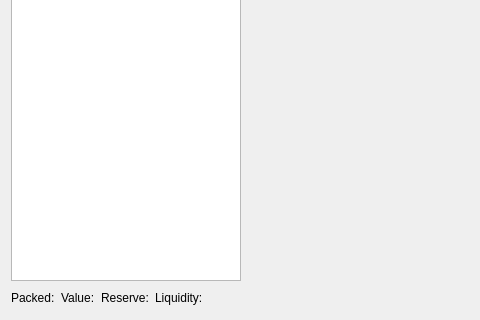
This is src/qt/forms/fractionsdialog.ui in bitbaymarket/bitbay-core as Qt 5 draws it before an edit; both pictures show x 0 to 480 and y 107 to 427 of the 1238 by 427 pixel window. The edited form follows.
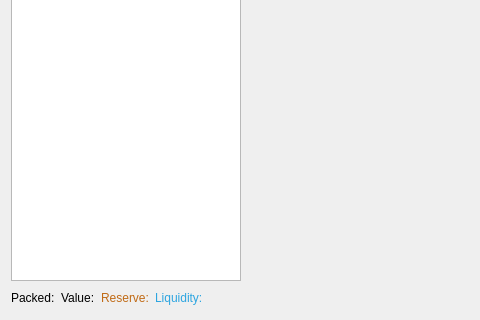
This is the edited form.

Commit message: Improve fractions dialog L&F

Diff of the .ui file:
```diff
--- a/src/qt/forms/fractionsdialog.ui
+++ b/src/qt/forms/fractionsdialog.ui
@@ -104,6 +104,43 @@
    </item>
    <item row="1" column="2">
     <widget class="QLabel" name="reserveLabel">
+     <property name="palette">
+      <palette>
+       <active>
+        <colorrole role="WindowText">
+         <brush brushstyle="SolidPattern">
+          <color alpha="255">
+           <red>192</red>
+           <green>106</green>
+           <blue>21</blue>
+          </color>
+         </brush>
+        </colorrole>
+       </active>
+       <inactive>
+        <colorrole role="WindowText">
+         <brush brushstyle="SolidPattern">
+          <color alpha="255">
+           <red>192</red>
+           <green>106</green>
+           <blue>21</blue>
+          </color>
+         </brush>
+        </colorrole>
+       </inactive>
+       <disabled>
+        <colorrole role="WindowText">
+         <brush brushstyle="SolidPattern">
+          <color alpha="255">
+           <red>190</red>
+           <green>190</green>
+           <blue>190</blue>
+          </color>
+         </brush>
+        </colorrole>
+       </disabled>
+      </palette>
+     </property>
      <property name="text">
       <string>Reserve:</string>
      </property>
@@ -111,6 +148,43 @@
    </item>
    <item row="1" column="3">
     <widget class="QLabel" name="liquidityLabel">
+     <property name="palette">
+      <palette>
+       <active>
+        <colorrole role="WindowText">
+         <brush brushstyle="SolidPattern">
+          <color alpha="255">
+           <red>45</red>
+           <green>165</green>
+           <blue>224</blue>
+          </color>
+         </brush>
+        </colorrole>
+       </active>
+       <inactive>
+        <colorrole role="WindowText">
+         <brush brushstyle="SolidPattern">
+          <color alpha="255">
+           <red>45</red>
+           <green>165</green>
+           <blue>224</blue>
+          </color>
+         </brush>
+        </colorrole>
+       </inactive>
+       <disabled>
+        <colorrole role="WindowText">
+         <brush brushstyle="SolidPattern">
+          <color alpha="255">
+           <red>190</red>
+           <green>190</green>
+           <blue>190</blue>
+          </color>
+         </brush>
+        </colorrole>
+       </disabled>
+      </palette>
+     </property>
      <property name="text">
       <string>Liquidity:</string>
      </property>
```
The commit also changes 1 other file.
